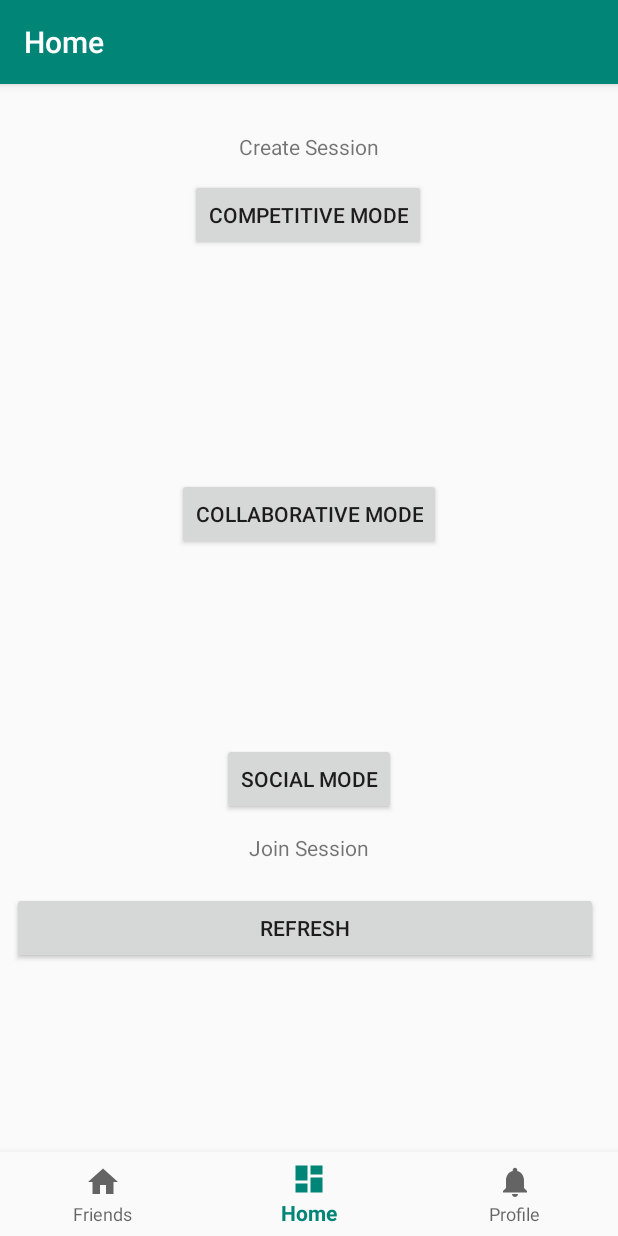
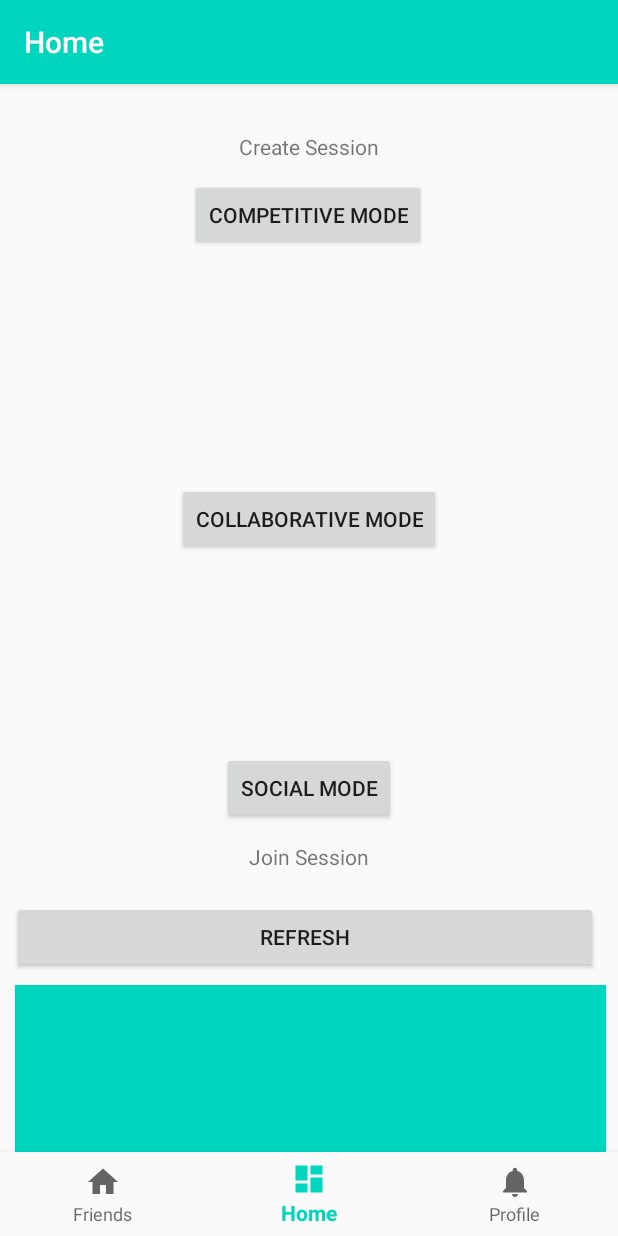
Before and after one commit to AzureDoritos/Pace-Pal, an Android app: the SessionFragment screen opened directly, with no data from a screen before it, item 2 of the bottom bar chosen, on a phone screen of 412 x 824 dp. Run offline under Robolectric (Android 15) with nearby library versions, the phone set to English and light mode, and no system bars; our stand-ins replace Firebase (no records; nobody signed in at launch, a user with empty details on screens opened directly).

Commit message:
Session invites now displayed
Fixes #18

Session invites are now displayed on the main tab

```diff
--- a/app/src/main/java/com/group2/pacepal/SessionFragment.kt
+++ b/app/src/main/java/com/group2/pacepal/SessionFragment.kt
@@ -38,9 +38,10 @@ class SessionFragment : Fragment() {
     private val userid = user!!.uid
     private val invitesList = ArrayList<Invite>(0)
     private val adapter = RecyclerAdapter1(invitesList)
+    private val rtdb = FirebaseDatabase.getInstance().reference
 
     private lateinit var inviteRefrence: DatabaseReference
-    private var sesListener: ValueEventListener? = null
+
 
     private lateinit var linearLayoutManager:LinearLayoutManager
 
@@ -51,18 +52,14 @@ class SessionFragment : Fragment() {
         val invView = view?.findViewById(R.id.sessionInvites) as RecyclerView
         invView.layoutManager = LinearLayoutManager(this.context)
 
+        invView.adapter = adapter
+
+        val refreshButton = view.findViewById<Button>(R.id.inviteRefresh)
+        refreshButton.setOnClickListener { refreshInvites() }
+
+        refreshInvites()
 
 
-
-
-
-
-        invView.adapter = adapter
-
-
-        val refreshButton = view.findViewById<Button>(R.id.inviteRefresh)
-        refreshButton.setOnClickListener {refreshInvites() }
-        refreshInvites()
 
 
         return view
@@ -88,10 +85,11 @@ class SessionFragment : Fragment() {
             //}
         }
     }
+
+
     private fun refreshInvites() {
-
-        //Toast.makeText(context, "Getting invites..", Toast.LENGTH_SHORT).show()
-        //invitesList.clear()
+        invitesList.clear()
+        //inviteRefresh.text = "loading.."
         val friendsList = fsdb.collection("users").document(userid).collection("friends")
         friendsList.get()
                 .addOnCompleteListener { task ->
@@ -99,91 +97,40 @@ class SessionFragment : Fragment() {
                         if (task.result!!.size() == 0)
                             Toast.makeText(context, "You need friends first.", Toast.LENGTH_SHORT).show()
                         for (document in task.result!!) {
-                            invitesList.add(Invite(document.id, document.id, document.id))
+                            //invitesList.add(Invite(document.id, document.id, document.id))
                             inviteRefrence = FirebaseDatabase.getInstance().reference
-                                    //.child("sessionManager").child("sessionIndex").child(document.id)
 
-                            inviteRefrence.child("sessionManager").child("sessionIndex").child(document.id)
-                                    .addListenerForSingleValueEvent(object : ValueEventListener
-                                    {
-                                        override fun onDataChange(dataSnapshot: DataSnapshot) {
-                                            // Get Post object and use the values to update the UI
-                                            val friendSes = dataSnapshot.getValue(SessionMetadata::class.java)
-                                            // [START_EXCLUDE]
-                                            if (friendSes!!.P2 == userid) {
-                                                val host = fsdb.collection("users").document(document.id)
-                                                host.get().addOnSuccessListener { hostProfile ->
-                                                    val hostUsername = hostProfile.getString("username").toString()
-                                                    val hostUID = document.id
-                                                    val sessionType = friendSes!!.type
-                                                    invitesList.add(Invite(hostUsername, hostUID, sessionType))
-                                                }
-                                            }
-                                            // [END_EXCLUDE]
-                                        }
+                            val invListener = object : ValueEventListener {
+                                override fun onDataChange(dataSnapshot: DataSnapshot) {
+                                    //invScan.clear()
+                                    //dataSnapshot.mapNotNullTo(invScan) { it.getValue<SessionMetadata>(SessionMetadata::class.java) }
+                                    //Toast.makeText(context,dataSnapshot.child("P2").toString(),Toast.LENGTH_SHORT)
+                                    //invitesList.add(Invite(document.id, document.id, dataSnapshot.child("P2").toString()))
+                                    if(dataSnapshot.child("P2").value.toString() == userid) {
 
-                                        override fun onCancelled(databaseError: DatabaseError) {
-                                            // Getting Post failed, log a message
-                                            // [START_EXCLUDE]
-                                            // [END_EXCLUDE]
-                                        }
-                                    }
-
-                                    )
-
-
-
-                            /*val sesListener = object : ValueEventListener {
-                                override fun onDataChange(dataSnapshot: DataSnapshot) {
-                                    // Get Post object and use the values to update the UI
-                                    val inv = dataSnapshot.getValue(SessionMetadata::class.java)
-                                    // [START_EXCLUDE]
-                                    if (inv!!.P2 == userid) {
                                         val host = fsdb.collection("users").document(document.id)
                                         host.get().addOnSuccessListener { hostProfile ->
                                             val hostUsername = hostProfile.getString("username").toString()
                                             val hostUID = document.id
-                                            val sessionType = inv!!.type
-                                            invitesList.add(Invite(hostUsername, hostUID, sessionType))
-                                        }
+                                            var sessionType = dataSnapshot.child("type").value.toString()
+                                            if(sessionType != "0") {
+                                                if(sessionType == "1") sessionType = "Competitive"
+                                                if(sessionType == "2") sessionType = "Collaborative"
+                                                if(sessionType == "3") sessionType = "Social"
+
+                                                invitesList.add(Invite(hostUsername, hostUID, sessionType))
+                                                adapter.notifyDataSetChanged()
+                                            }
                                     }
-                                    // [END_EXCLUDE]
-                                }
+
+                                }}
 
                                 override fun onCancelled(databaseError: DatabaseError) {
-                                    // Getting Post failed, log a message
-                                    // [START_EXCLUDE]
-                                    // [END_EXCLUDE]
+                                    println("loadPost:onCancelled ${databaseError.toException()}")
                                 }
-                            }
-                            //sessionRefrence.addValueEventListener(sesListener)
+                           }
 
-
-
-                            FirebaseDatabase.getInstance().reference.child("sessionManager").child("sessionIndex").child(document.id)
-                                    .addListenerForSingleValueEvent(object : ValueEventListener {
-                                        override fun onDataChange(dataSnapshot: DataSnapshot) {
-                                            // Get user information
-                                            val sessionInstance = dataSnapshot.getValue(SessionMetadata::class.java)
-                                                    ?: return
-                                            Toast.makeText(context,sessionInstance.P2,Toast.LENGTH_SHORT)
-                                            if (sessionInstance.P2 == userid) {
-                                                val host = fsdb.collection("users").document(document.id)
-                                                host.get().addOnSuccessListener { hostProfile ->
-                                                    val hostUsername = hostProfile.getString("username").toString()
-                                                    val hostUID = document.id
-                                                    val sessionType = sessionInstance.type
-                                                    invitesList.add(Invite(hostUsername, hostUID, sessionType))
-                                            }
-                                        }}
-
-
-                                        override fun onCancelled(databaseError: DatabaseError) {
-                                        }
-
-                                    })*/
-
-
+                            rtdb.child("sessionManager").child("sessionIndex").child(document.id).addListenerForSingleValueEvent(invListener)
 
                             }
 
--- a/app/src/main/java/com/group2/pacepal/SessionMetadata.kt
+++ b/app/src/main/java/com/group2/pacepal/SessionMetadata.kt
@@ -1,3 +1,3 @@
 package com.group2.pacepal
 
-data class SessionMetadata (val P2: String, val type: String)
+data class SessionMetadata (val P2: String = "", val type: String = "")
--- a/app/src/main/res/layout/session_menu.xml
+++ b/app/src/main/res/layout/session_menu.xml
@@ -84,14 +84,14 @@
 
     <android.support.v7.widget.RecyclerView
         android:id="@+id/sessionInvites"
-        android:layout_width="368dp"
+        android:layout_width="394dp"
         android:layout_height="121dp"
-        android:layout_marginStart="8dp"
         android:layout_marginEnd="8dp"
-        android:layout_marginBottom="52dp"
+        android:layout_marginBottom="46dp"
+        android:background="@color/colorPrimary"
         app:layout_constraintBottom_toBottomOf="parent"
         app:layout_constraintEnd_toEndOf="parent"
-        app:layout_constraintHorizontal_bias="0.0"
+        app:layout_constraintHorizontal_bias="1.0"
         app:layout_constraintStart_toStartOf="parent" />
 
 </android.support.constraint.ConstraintLayout>
--- a/app/src/main/res/values/colors.xml
+++ b/app/src/main/res/values/colors.xml
@@ -1,6 +1,6 @@
 <?xml version="1.0" encoding="utf-8"?>
 <resources>
-    <color name="colorPrimary">#008577</color>
+    <color name="colorPrimary">#00d5be</color>
     <color name="colorPrimaryDark">#00574B</color>
     <color name="colorAccent">#d81b60</color>
 </resources>
```
